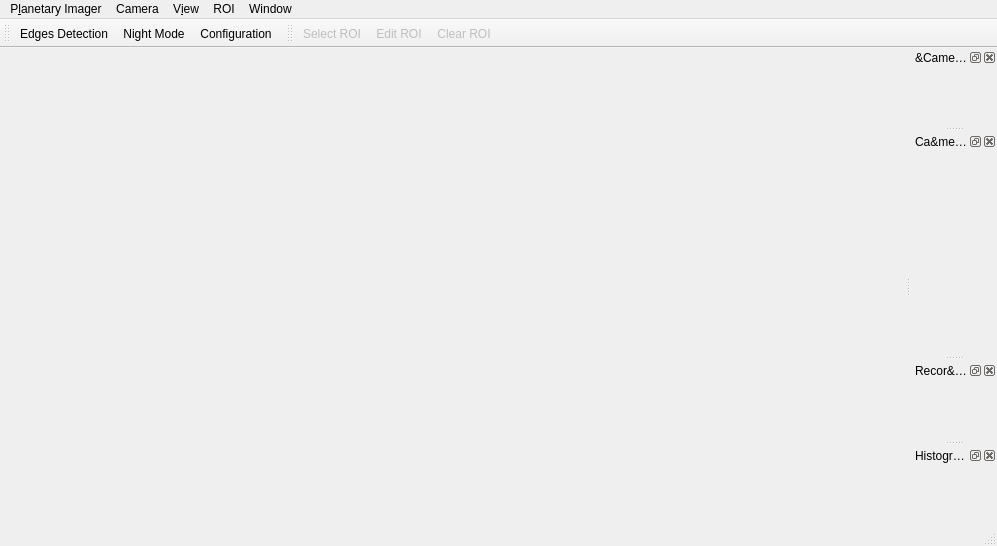
This is src/planetaryimager_mainwindow.ui in GuLinux/PlanetaryImager as Qt 5 draws it before an edit. The edited form follows.
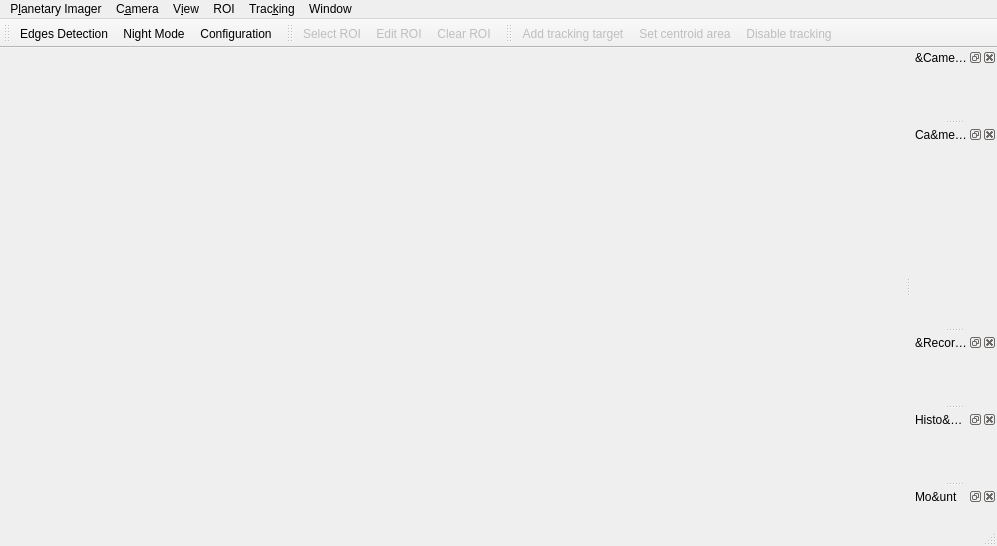
This is the edited form. Icons and pictures are not drawn.

Commit message: Dev/tracking (#94)

Patch:
```diff
--- a/src/planetaryimager_mainwindow.ui
+++ b/src/planetaryimager_mainwindow.ui
@@ -31,7 +31,7 @@
    </property>
    <widget class="QMenu" name="menuDevice">
     <property name="title">
-     <string>Camera</string>
+     <string>C&amp;amera</string>
     </property>
     <widget class="QMenu" name="menu_device_load">
      <property name="title">
@@ -72,6 +72,15 @@
     <addaction name="actionAbout_Qt"/>
     <addaction name="actionQuit"/>
    </widget>
+   <widget class="QMenu" name="menuTracking">
+    <property name="title">
+     <string>Trac&amp;king</string>
+    </property>
+    <addaction name="actionAddTrackingTarget"/>
+    <addaction name="actionSetCentroidArea"/>
+    <addaction name="separator"/>
+    <addaction name="actionDisableTracking"/>
+   </widget>
    <widget class="QMenu" name="menuWindow">
     <property name="title">
      <string>Window</string>
@@ -81,6 +90,7 @@
    <addaction name="menuDevice"/>
    <addaction name="menuView"/>
    <addaction name="menuROI"/>
+   <addaction name="menuTracking"/>
    <addaction name="menuWindow"/>
   </widget>
   <widget class="QStatusBar" name="statusbar"/>
@@ -127,7 +137,7 @@
           <x>0</x>
           <y>0</y>
           <width>80</width>
-          <height>165</height>
+          <height>133</height>
          </rect>
         </property>
        </widget>
@@ -138,7 +148,7 @@
   </widget>
   <widget class="QDockWidget" name="recording">
    <property name="windowTitle">
-    <string>Recor&amp;ding</string>
+    <string>&amp;Recording</string>
    </property>
    <attribute name="dockWidgetArea">
     <number>2</number>
@@ -183,7 +193,7 @@
     <bool>false</bool>
    </property>
    <property name="windowTitle">
-    <string>Histogram</string>
+    <string>Histo&amp;gram</string>
    </property>
    <attribute name="dockWidgetArea">
     <number>2</number>
@@ -192,6 +202,32 @@
     <layout class="QGridLayout" name="gridLayout_4"/>
    </widget>
   </widget>
+  <widget class="QToolBar" name="trackingToolBar">
+   <property name="enabled">
+    <bool>true</bool>
+   </property>
+   <property name="windowTitle">
+    <string>Tracking</string>
+   </property>
+   <attribute name="toolBarArea">
+    <enum>TopToolBarArea</enum>
+   </attribute>
+   <attribute name="toolBarBreak">
+    <bool>false</bool>
+   </attribute>
+   <addaction name="actionAddTrackingTarget"/>
+   <addaction name="actionSetCentroidArea"/>
+   <addaction name="actionDisableTracking"/>
+  </widget>
+  <widget class="QDockWidget" name="mount">
+   <property name="windowTitle">
+    <string>Mo&amp;unt</string>
+   </property>
+   <attribute name="dockWidgetArea">
+    <number>2</number>
+   </attribute>
+   <widget class="QWidget" name="dockWidgetContents_5"/>
+  </widget>
   <action name="action_devices_rescan">
    <property name="icon">
     <iconset resource="resources/resources.qrc">
@@ -398,7 +434,42 @@
     <bool>true</bool>
    </property>
    <property name="text">
-    <string>Stretch colour saturation</string>
+    <string>&amp;Stretch colour saturation</string>
+   </property>
+  </action>
+  <action name="actionAddTrackingTarget">
+   <property name="enabled">
+    <bool>false</bool>
+   </property>
+   <property name="text">
+    <string>&amp;Add tracking target</string>
+   </property>
+   <property name="toolTip">
+    <string>Add tracking target</string>
+   </property>
+  </action>
+  <action name="actionSetCentroidArea">
+   <property name="enabled">
+    <bool>false</bool>
+   </property>
+   <property name="text">
+    <string>&amp;Set centroid area</string>
+   </property>
+  </action>
+  <action name="actionDisableTracking">
+   <property name="enabled">
+    <bool>false</bool>
+   </property>
+   <property name="text">
+    <string>&amp;Disable tracking</string>
+   </property>
+  </action>
+  <action name="actionMount">
+   <property name="checkable">
+    <bool>true</bool>
+   </property>
+   <property name="text">
+    <string>Mount</string>
    </property>
   </action>
  </widget>
```
Left out of the diff: 2 changed lines with no effect on the pictures. The commit also changes 27 other files.
